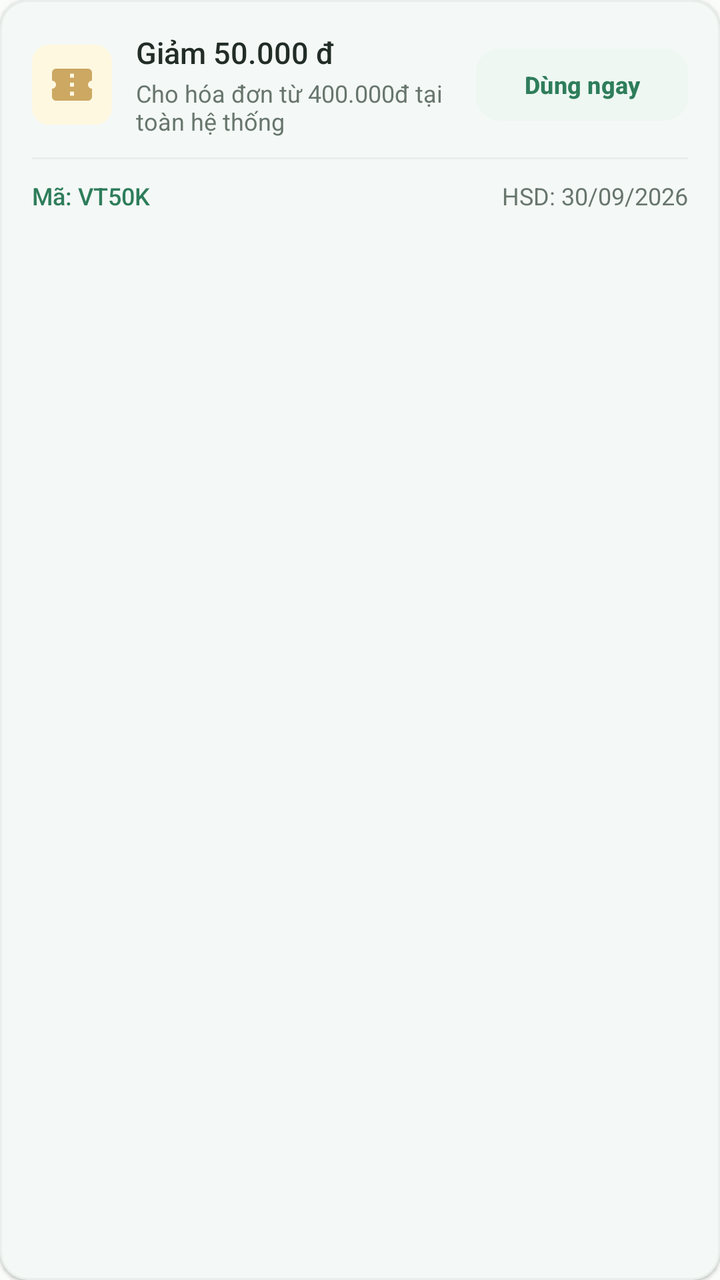
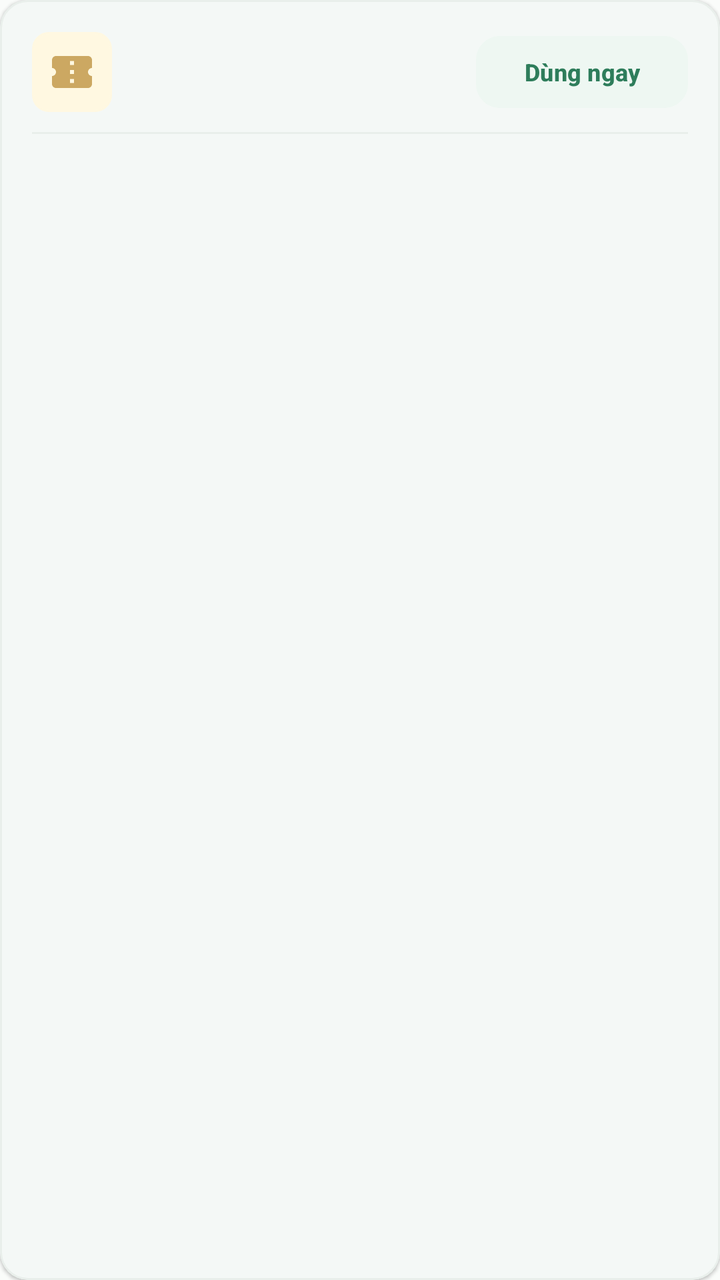

The first picture is an Android layout as it rendered before a commit; the second is the same layout after the commit. The layout source and the unified diff follow.
<!-- AndroidManifest.xml: application theme Theme.VietTable -->
<!-- res/layout/item_voucher_card.xml -->
<?xml version="1.0" encoding="utf-8"?>
<com.google.android.material.card.MaterialCardView xmlns:android="http://schemas.android.com/apk/res/android"
    xmlns:app="http://schemas.android.com/apk/res-auto"
    android:layout_width="match_parent"
    android:layout_height="wrap_content"
    android:layout_marginBottom="12dp"
    app:cardBackgroundColor="@color/colorSurface"
    app:cardCornerRadius="14dp"
    app:cardElevation="1dp"
    app:strokeColor="@color/colorDivider"
    app:strokeWidth="1dp">

    <LinearLayout
        android:layout_width="match_parent"
        android:layout_height="wrap_content"
        android:orientation="vertical"
        android:padding="16dp">

        <LinearLayout
            android:layout_width="match_parent"
            android:layout_height="wrap_content"
            android:gravity="center_vertical"
            android:orientation="horizontal">

            <ImageView
                android:layout_width="40dp"
                android:layout_height="40dp"
                android:background="@drawable/bg_badge"
                android:backgroundTint="#FFF8E1"
                android:padding="8dp"
                android:src="@drawable/ic_voucher"
                app:tint="@color/colorSecondary" />

            <LinearLayout
                android:layout_width="0dp"
                android:layout_height="wrap_content"
                android:layout_marginStart="12dp"
                android:layout_weight="1"
                android:orientation="vertical">

                <TextView
                    android:id="@+id/tvCardVoucherTitle"
                    android:layout_width="wrap_content"
                    android:layout_height="wrap_content"
                    android:fontFamily="sans-serif-medium"
                    android:text="Giảm 50.000 đ"
                    android:textColor="@color/colorTextPrimary"
                    android:textSize="15sp" />

                <TextView
                    android:id="@+id/tvCardVoucherDesc"
                    android:layout_width="wrap_content"
                    android:layout_height="wrap_content"
                    android:layout_marginTop="2dp"
                    android:text="Cho hóa đơn từ 400.000đ tại toàn hệ thống"
                    android:textColor="@color/colorTextSecondary"
                    android:textSize="12sp" />
            </LinearLayout>

            <com.google.android.material.button.MaterialButton
                android:id="@+id/btnUseVoucherNow"
                style="@style/Widget.VietTable.Button.Secondary"
                android:layout_width="wrap_content"
                android:layout_height="36dp"
                android:insetTop="0dp"
                android:insetBottom="0dp"
                android:text="Dùng ngay"
                android:textSize="12sp" />
        </LinearLayout>

        <View
            android:layout_width="match_parent"
            android:layout_height="1dp"
            android:layout_marginVertical="10dp"
            android:background="@color/colorDivider" />

        <LinearLayout
            android:layout_width="match_parent"
            android:layout_height="wrap_content"
            android:orientation="horizontal">

            <TextView
                android:id="@+id/tvCardVoucherCode"
                android:layout_width="0dp"
                android:layout_height="wrap_content"
                android:layout_weight="1"
                android:fontFamily="sans-serif-medium"
                android:text="Mã: VT50K"
                android:textColor="@color/colorPrimary"
                android:textSize="12sp" />

            <TextView
                android:id="@+id/tvCardVoucherExpiry"
                android:layout_width="wrap_content"
                android:layout_height="wrap_content"
                android:text="HSD: 30/09/2026"
                android:textColor="@color/colorTextSecondary"
                android:textSize="12sp" />
        </LinearLayout>
    </LinearLayout>

</com.google.android.material.card.MaterialCardView>
<!-- resources referenced by this layout -->
<resources>
  <color name="colorDivider">#E9EFEB</color>
  <color name="colorPrimary">#2E7D5B</color>
  <color name="colorSecondary">#CCA862</color>
  <color name="colorSurface">#FFFFFF</color>
  <color name="colorTextPrimary">#222D27</color>
  <color name="colorTextSecondary">#68766E</color>
  <style name="Theme.VietTable" parent="Base.Theme.VietTable" />
  <color name="surface">#FFFFFF</color>
  <color name="divider">#E9EFEB</color>
  <dimen name="btn_height_primary">52dp</dimen>
  <dimen name="radius_medium">12dp</dimen>
  <style name="Base.Theme.VietTable" parent="Theme.Material3.Light.NoActionBar">
          
          <item name="colorPrimary">@color/primary</item>
          <item name="colorPrimaryDark">@color/primary_dark</item>
          <item name="colorOnPrimary">@color/on_primary</item>
          <item name="colorPrimaryContainer">@color/primary_container</item>
          <item name="colorOnPrimaryContainer">@color/on_primary_container</item>
  
          <item name="colorSecondary">@color/accent_gold</item>
          <item name="colorOnSecondary">@color/white</item>
          <item name="colorSecondaryContainer">@color/accent_gold_container</item>
          <item name="colorOnSecondaryContainer">@color/accent_gold_dark</item>
  
          <item name="android:colorBackground">@color/bg_cream</item>
          <item name="colorSurface">@color/surface</item>
          <item name="colorOnSurface">@color/text_primary</item>
          <item name="colorSurfaceVariant">@color/surface_variant</item>
  
          <item name="colorError">@color/semantic_error</item>
          <item name="colorOnError">@color/white</item>
  
          
          <item name="android:statusBarColor">@android:color/transparent</item>
          <item name="android:windowLightStatusBar">true</item>
          <item name="android:navigationBarColor">@android:color/transparent</item>
          <item name="android:windowLightNavigationBar">true</item>
  
          
          <item name="colorAccent">@color/primary</item>
          <item name="alertDialogTheme">@style/ThemeOverlay.VietTable.Dialog.Alert</item>
          <item name="materialAlertDialogTheme">@style/ThemeOverlay.VietTable.MaterialAlertDialog</item>
          <item name="buttonBarPositiveButtonStyle">@style/Widget.VietTable.Dialog.Button.Positive</item>
          <item name="buttonBarNegativeButtonStyle">@style/Widget.VietTable.Dialog.Button.Negative</item>
          <item name="buttonBarNeutralButtonStyle">@style/Widget.VietTable.Dialog.Button.Neutral</item>
          <item name="materialButtonStyle">@style/Widget.VietTable.Button.Primary</item>
          <item name="materialButtonOutlinedStyle">@style/Widget.VietTable.Button.Outlined</item>
          <item name="borderlessButtonStyle">@style/Widget.VietTable.Button.Text</item>
          <item name="materialCardViewStyle">@style/Widget.VietTable.Card</item>
          <item name="textInputStyle">@style/Widget.VietTable.TextInputLayout</item>
          <item name="toolbarStyle">@style/Widget.VietTable.Toolbar</item>
          <item name="bottomNavigationStyle">@style/Widget.VietTable.BottomNavigationView</item>
      </style>
  <dimen name="text_button">14sp</dimen>
  <color name="primary">#2E7D5B</color>
  <color name="primary_dark">#24654A</color>
  <color name="on_primary">#FFFFFF</color>
  <color name="primary_container">#EEF7F2</color>
  <color name="on_primary_container">#1B4E38</color>
  <color name="accent_gold">#CCA862</color>
  <color name="white">#FFFFFFFF</color>
  <color name="accent_gold_container">#FAF5EB</color>
  <color name="accent_gold_dark">#9E7D33</color>
  <color name="bg_cream">#FAFCFA</color>
  <color name="text_primary">#222D27</color>
  <color name="surface_variant">#F3F7F5</color>
  <color name="semantic_error">#D32F2F</color>
  <color name="text_secondary">#68766E</color>
  <color name="transparent">#00000000</color>
  <dimen name="radius_large">16dp</dimen>
  <dimen name="card_elevation">1.5dp</dimen>
  <dimen name="card_stroke_width">1dp</dimen>
  <!-- unchanged entries left out for length: 20 -->
</resources>

<!-- the commit's change to res/layout/item_voucher_card.xml (unified diff, before → after) -->
@@ -43,7 +43,7 @@
                     android:layout_width="wrap_content"
                     android:layout_height="wrap_content"
                     android:fontFamily="sans-serif-medium"
-                    android:text="Giảm 50.000 đ"
+                    android:text=""
                     android:textColor="@color/colorTextPrimary"
                     android:textSize="15sp" />
 
@@ -52,7 +52,7 @@
                     android:layout_width="wrap_content"
                     android:layout_height="wrap_content"
                     android:layout_marginTop="2dp"
-                    android:text="Cho hóa đơn từ 400.000đ tại toàn hệ thống"
+                    android:text=""
                     android:textColor="@color/colorTextSecondary"
                     android:textSize="12sp" />
             </LinearLayout>
@@ -85,7 +85,7 @@
                 android:layout_height="wrap_content"
                 android:layout_weight="1"
                 android:fontFamily="sans-serif-medium"
-                android:text="Mã: VT50K"
+                android:text=""
                 android:textColor="@color/colorPrimary"
                 android:textSize="12sp" />
 
@@ -93,7 +93,7 @@
                 android:id="@+id/tvCardVoucherExpiry"
                 android:layout_width="wrap_content"
                 android:layout_height="wrap_content"
-                android:text="HSD: 30/09/2026"
+                android:text=""
                 android:textColor="@color/colorTextSecondary"
                 android:textSize="12sp" />
         </LinearLayout>
<!-- resource entries referenced after the edit -->
@@ -36,7 +36,6 @@
           <item name="android:statusBarColor">@android:color/transparent</item>
           <item name="android:windowLightStatusBar">true</item>
           <item name="android:navigationBarColor">@android:color/transparent</item>
-          <item name="android:windowLightNavigationBar">true</item>
   
           
           <item name="colorAccent">@color/primary</item>
